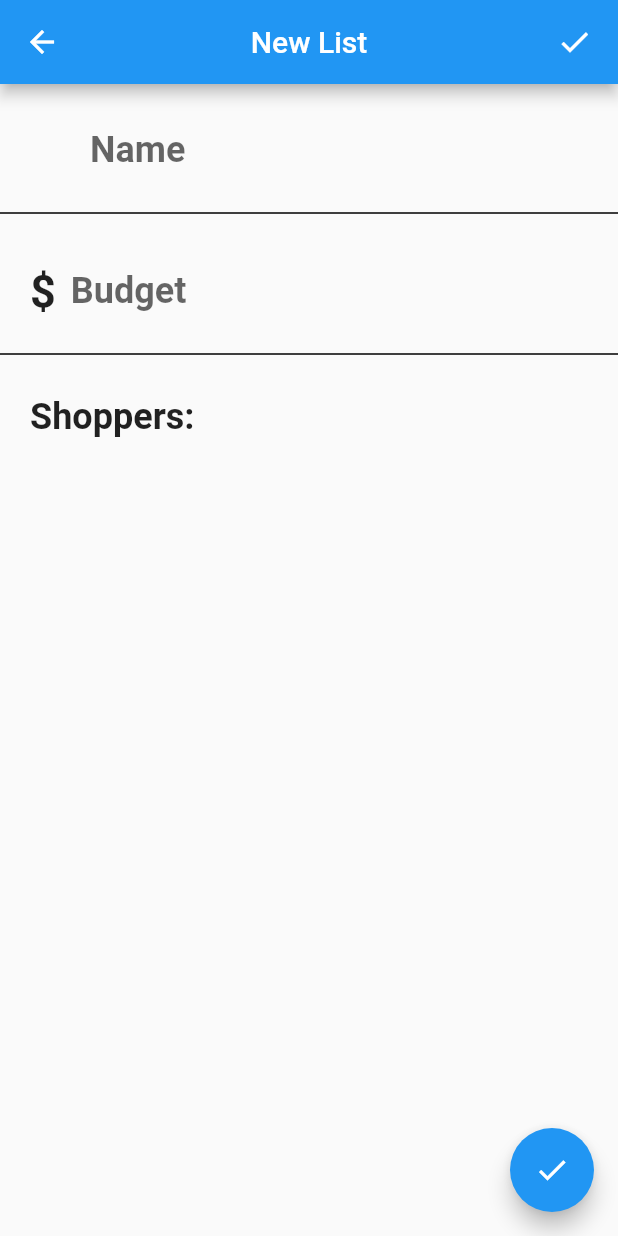
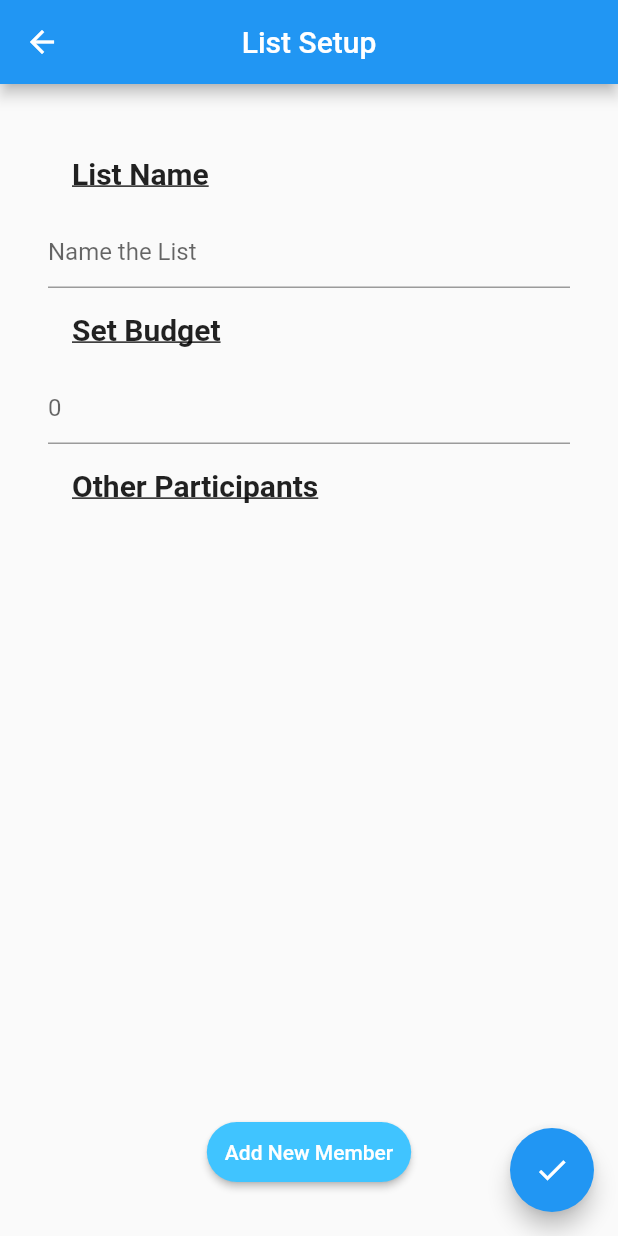
Before and after one commit to Peroshki/CSE115, a Flutter app: the ListSetup screen opened by its route, on a phone screen of 412 x 824 dp. Run offline on Flutter 3.47's test engine with Material 2 defaults, Android fonts, the phone set to English and light mode, and no system bars; our stand-ins replace cloud_firestore, firebase_auth, google_sign_in, rxdart; missing offline and left inert: device_apps, flutter_auth_buttons; accounts and stored records are empty.

Commit message:
Revert "Added globals.dart and a whole lot of bug fixes"

```diff
--- a/socialshopper/lib/friends_list.dart
+++ b/socialshopper/lib/friends_list.dart
@@ -13,17 +13,6 @@ class Friend {
       : name = data['name'],
         uid = data['uid'],
         photo = data['photo'];
-}
-
-class Arguments {
-  String uid;
-  String photoURL;
-
-  Arguments(uid, photoURL)
-  {
-    this.uid = uid;
-    this.photoURL = photoURL;
-  }
 }
 
 class Friends extends StatefulWidget {
--- a/socialshopper/lib/globals.dart
+++ /dev/null
@@ -1,88 +0,0 @@
-import 'package:cloud_firestore/cloud_firestore.dart';
-
-String userUID;
-
-class Friend {
-  Friend.fromMap(Map<dynamic, dynamic> data)
-  : name = data['name'],
-    photo = data['photo'],
-    uid = data['uid'];
-
-  String name;
-  String photo;
-  String uid;
-  Timestamp lastSeen;
-}
-
-class User {
-  User.fromSnapshot(DocumentSnapshot snapshot)
-  : displayName = snapshot['displayName'],
-    email = snapshot['email'],
-    friends = List.from(
-      snapshot['items'].map((item) => item = Friend.fromMap(item))),
-    lists = List.from(snapshot['lists']),
-    photoURL = snapshot['photoURL'],
-    uid = snapshot.documentID;
-
-  String displayName;
-  String email;
-  List<Friend> friends;
-  List<String> lists;
-  String photoURL;
-  String uid;
-}
-
-class ListUser {
-  ListUser.fromMap(Map<dynamic, dynamic> data)
-  : name = data['name'],
-    uid = data['uid'];
-
-  String name;
-  String uid;
-}
-
-// Represents an item in the shopping list
-class Item {
-  Item.fromMap(Map<dynamic, dynamic> data)
-  : name = data['name'],
-    price = data['price'] * 1.0,
-    quantity = data['quantity'],
-    users = List.from(data['users']);
-
-  String name;
-  double price;
-  int quantity;
-  List<String> users;
-}
-
-// Represents the metadata from the shopping list
-class Metadata {
-  Metadata.fromMap(Map<dynamic, dynamic> data)
-  : budget = data['budget'] * 1.0,
-    store = data['store'],
-    timeCreated = data['timeCreated'],
-    uid = data['uid'],
-    name = data['name'],
-    users = List.from(
-        data['users'].map((item) => item = ListUser.fromMap(item)));
-
-  double budget;
-  String store;
-  Timestamp timeCreated;
-  String uid;
-  String name;
-  List<ListUser> users;
-}
-
-// Represents a shopping list from Firebase
-class ShoppingList {
-  ShoppingList.fromSnapshot(DocumentSnapshot snapshot)
-  : documentID = snapshot.documentID,
-    items = List.from(
-      snapshot['items']?.map((item) => item = Item.fromMap(item))),
-    metadata = Metadata.fromMap(snapshot['metadata']);
-
-  String documentID;
-  List<Item> items;
-  Metadata metadata;
-}
--- a/socialshopper/lib/list_setup.dart
+++ b/socialshopper/lib/list_setup.dart
@@ -1,12 +1,13 @@
 import 'package:firebase_auth/firebase_auth.dart';
+import 'package:socialshopper/friends_list.dart';
+
 import 'package:uuid/uuid.dart';
 import 'package:flutter/material.dart';
 import 'package:cloud_firestore/cloud_firestore.dart';
-
+import 'package:firebase_auth/firebase_auth.dart';
+import 'menu.dart';
 import 'add_friend.dart';
-import 'globals.dart' as globals;
-import 'menu.dart';
-import 'menu.dart' as menu;
+import 'menu.dart' as globals;
 
 //Creates an instance in the database
 final databaseRef = Firestore.instance;
@@ -19,26 +20,30 @@ class Arguments {
 }
 
 // functions used to record user data -> database
-void createRecord(String listName, int budget, List<String> people, String id, List<String> ids, BuildContext context) async {
-  var users = [{'uid' : ids[0], 'name' : people[0]}];
-  for (int i = 1; i < ids.length; i++) {
-    users.add({'uid' : ids[i], 'name': people[i]});
-  }
-  //print(users);
-
+void createRecord(
+  String listName, int budget, List<String> people, String id, List<String> ids, BuildContext context) async {
   //Sets up the initial list and it's data in the database.
   await databaseRef.collection('lists').document(id.toString()).setData({
-    'items': [{}],
+    'items': [
+      {
+        'name': 'Banana',
+        'quantity': 2,
+        'price': 4,
+        'users': ['Alan', 'Omar']
+      }
+    ],
     'metadata': {
-      'uid': id, //Gets the timestamp
-      'timeCreated': DateTime.now(), // Change this. We don't need the precision of milliseconds since epoch
+      'uid': id,
+      //Gets the timestamp
+      'timeCreated': DateTime
+          .now(), // Change this. We don't need the precision of milliseconds since epoch
       'store': 'Safeway', // I don't know how to pass in the store select input
       'name': listName,
       'budget': budget,
-      'users': users
+      'users': people
     }
   });
-  menu.numList.add(id);
+  globals.numList.add(id);
 
   //Puts the list data in the list section.
   List<String> lists = [id];
@@ -108,7 +113,7 @@ class _ListSetup extends State<ListSetup> {
   Future<void> getFriends() async {
     final ref = Firestore.instance
         .collection('users')
-        .document(globals.userUID);
+        .document(ModalRoute.of(context).settings.arguments);
     DocumentSnapshot user = await ref.get();
     List<dynamic> friendsList = user.data['friends'];
     friends = friendsList;
@@ -180,263 +185,128 @@ class _ListSetup extends State<ListSetup> {
 
   @override
   Widget build(BuildContext context) {
-    //initUser();
+    initUser();
     final Uuid uuid = Uuid();
     return Scaffold(
       //Top bar of the app
       appBar: AppBar(
         centerTitle: true,
-        title: const Text('New List'),
+        title: const Text('List Setup'),
         automaticallyImplyLeading: true,
-        actions: <Widget>[
-          StreamBuilder(
-            stream: Firestore.instance.collection('users').document(globals.userUID).snapshots(),
-            builder: (context, snapshot) {
-              if (!snapshot.hasData)
-                return Text('Loading user data...');
-
-              //return Text('${snapshot.data['displayName'].toString()}');
-
-              return IconButton(
-                padding: const EdgeInsets.only(
-                    right: 10.0
-                ),
-                icon: Icon(Icons.done),
-                onPressed: () {
-                  setState(() {
-                    ids.add(globals.userUID);
-                    people.add(snapshot.data['displayName'].toString());
-                  });
-
-                  createRecord(name, budget, people,
-                      uuid.v4(), ids, context); // Instead of a random number, create a uid for the list.
-                  Navigator.of(context).pushNamed(
-                    MenuPage.tag,
-                    arguments: globals.userUID,
-                  );
-                },
-              );
-            },
-          ),
-        ],
       ),
 
-      body: Column(
-        crossAxisAlignment: CrossAxisAlignment.start,
+      body: Container(
+          padding: const EdgeInsets.all(32.0),
+          child: Center(
+            child: Column(
               children: <Widget>[
-          /// Input for list name
-          Padding(
-            padding: const EdgeInsets.only(
-              top: 30.0,
-              bottom: 20.0,
-              left: 60.0
+                ListTile(
+                  title: Text('List Name',
+                      style: TextStyle(
+                        fontWeight: FontWeight.bold,
+                        decoration: TextDecoration.underline,
+                        fontSize: 20,
+                      )),
                 ),
+
+                //Allows the user to enter the name of the list.
+                Container(
                   child: TextField(
                     onChanged: (String value) {
                       getName(value);
                     },
                     autocorrect: true,
-              decoration: InputDecoration.collapsed(
-                hintText: 'Name',
-              ),
-              style: TextStyle(
-                fontSize: 24.0,
-                fontWeight: FontWeight.w600
+                    decoration: InputDecoration(
+                      hintText: 'Name the List',
                     ),
                   ),
                 ),
 
-          Divider(
-            thickness: 1.0,
-            color: Colors.black,
+                ListTile(
+                  title: Text('Set Budget',
+                      style: TextStyle(
+                        fontWeight: FontWeight.bold,
+                        decoration: TextDecoration.underline,
+                        fontSize: 20,
+                      )),
                 ),
 
-          /// Input for budget
-          Row(
-            children: <Widget>[
-              Padding(
-                padding: const EdgeInsets.only(
-                  top: 10.0,
-                  left: 20.0
-                ),
-                child: Text(
-                  '\$',
-                  style: TextStyle(
-                    fontSize: 30.0,
-                    fontWeight: FontWeight.w600
-                  ),
-                ),
-              ),
-              Flexible(
-                child: Container(
-                  padding: const EdgeInsets.only(
-                    top: 30.0,
-                    left: 10.0,
-                    bottom: 20.0
-                  ),
-                  width: 100,
+                // Allows user to set the budget.
+                Container(
                   child: TextField(
                     keyboardType: TextInputType.number,
                     onChanged: (String value) {
-                      getName(value);
+                      getBudget(value);
                     },
-                    autocorrect: true,
-                    decoration: InputDecoration.collapsed(
-                      hintText: 'Budget',
-                    ),
-                    style: TextStyle(
-                      fontSize: 24.0,
-                      fontWeight: FontWeight.w600
-                    ),
-                  ),
-                ),
-              ),
-            ],
-          ),
-
-          Divider(
-            thickness: 1.0,
-            color: Colors.black,
-          ),
-
-          Padding(
-            padding: const EdgeInsets.only(
-              top: 20.0,
-              left: 20.0
-            ),
-            child: Text(
-              'Shoppers: ',
-              style: TextStyle(
-                  fontSize: 24.0,
-                  fontWeight: FontWeight.w600
+                    decoration: InputDecoration(
+                      hintText: '0',
                     ),
                   ),
                 ),
 
-          StreamBuilder(
-            stream: Firestore.instance.collection('users').document(globals.userUID).snapshots(),
-            builder: (context, snapshot) {
-              if (!snapshot.hasData)
-                return Text('Loading user data...');
+                ListTile(
+                  title: Text('Other Participants',
+                      style: TextStyle(
+                        fontWeight: FontWeight.bold,
+                        decoration: TextDecoration.underline,
+                        fontSize: 20,
+                      )),
+                ),
 
-              return Text('${snapshot.data['displayName'].toString()}');
+                //Displays the people in the list.
+                Expanded(
+                    child: ListView.builder(
+                  itemCount: people.length,
+                  itemBuilder: (context, int index) {
+                    return Row(
+                      textDirection: TextDirection.rtl,
+                      children: <Widget>[
+                        //Creates the button to remove participants from the list.
+                        Expanded(
+                            child: FlatButton(
+                                onPressed: () {
+                                  setState(() {
+                                    people.removeAt(index);
+                                  });
+                                  setState(() {
+                                    ids.removeAt(index);
+                                  });
                                 },
-          )
+                                child: Align(
+                                  alignment: Alignment.centerRight,
+                                  child: const Text(
+                                    'Remove',
+                                    style: TextStyle(
+                                        fontSize: 15.0, color: Colors.red),
+                                  ),
+                                ))),
+
+                        //Displays the names of the participants on screen
+                        Expanded(
+                          child: ListTile(title: Text(people[index])),
+                        ),
+                      ],
+                    );
+                  },
+                )),
+
+                //Button to add new participants to the list.
+                RaisedButton(
+                  shape: RoundedRectangleBorder(
+                    borderRadius: BorderRadius.circular(24),
+                  ),
+                  onPressed: () async {
+                    await getFriends();
+                    createAlert(context);
+                  },
+                  padding: const EdgeInsets.all(12),
+                  color: Colors.lightBlueAccent,
+                  child: Text('Add New Member',
+                      style: TextStyle(color: Colors.white)),
+                ),
               ],
             ),
-//      Container(
-//          padding: const EdgeInsets.all(32.0),
-//          child: Center(
-//            child: Column(
-//              children: <Widget>[
-//                ListTile(
-//                  title: Text('List Name',
-//                      style: TextStyle(
-//                        fontWeight: FontWeight.bold,
-//                        decoration: TextDecoration.underline,
-//                        fontSize: 20,
-//                      )),
-//                ),
-//
-//                //Allows the user to enter the name of the list.
-//                Container(
-//                  child: TextField(
-//                    onChanged: (String value) {
-//                      getName(value);
-//                    },
-//                    autocorrect: true,
-//                    decoration: InputDecoration(
-//                      hintText: 'Name the List',
-//                    ),
-//                  ),
-//                ),
-//
-//                ListTile(
-//                  title: Text('Set Budget',
-//                      style: TextStyle(
-//                        fontWeight: FontWeight.bold,
-//                        decoration: TextDecoration.underline,
-//                        fontSize: 20,
-//                      )),
-//                ),
-//
-//                // Allows user to set the budget.
-//                Container(
-//                  child: TextField(
-//                    keyboardType: TextInputType.number,
-//                    onChanged: (String value) {
-//                      getBudget(value);
-//                    },
-//                    decoration: InputDecoration(
-//                      hintText: '0',
-//                    ),
-//                  ),
-//                ),
-//
-//                ListTile(
-//                  title: Text('Other Participants',
-//                      style: TextStyle(
-//                        fontWeight: FontWeight.bold,
-//                        decoration: TextDecoration.underline,
-//                        fontSize: 20,
-//                      )),
-//                ),
-//
-//                //Displays the people in the list.
-//                Expanded(
-//                    child: ListView.builder(
-//                      itemCount: people.length,
-//                      itemBuilder: (context, int index) {
-//                        return Row(
-//                          textDirection: TextDirection.rtl,
-//                          children: <Widget>[
-//                            //Creates the button to remove participants from the list.
-//                            Expanded(
-//                                child: FlatButton(
-//                                    onPressed: () {
-//                                      setState(() {
-//                                        people.removeAt(index);
-//                                      });
-//                                      setState(() {
-//                                        ids.removeAt(index);
-//                                      });
-//                                    },
-//                                    child: Align(
-//                                      alignment: Alignment.centerRight,
-//                                      child: const Text(
-//                                        'Remove',
-//                                        style: TextStyle(
-//                                            fontSize: 15.0, color: Colors.red),
-//                                      ),
-//                                    ))),
-//
-//                            //Displays the names of the participants on screen
-//                            Expanded(
-//                              child: ListTile(title: Text(people[index])),
-//                            ),
-//                          ],
-//                        );
-//                      },
-//                    )
-//                  ),
-//
-//                //Button to add new participants to the list.
-//                RaisedButton(
-//                  shape: RoundedRectangleBorder(
-//                    borderRadius: BorderRadius.circular(24),
-//                  ),
-//                  onPressed: () async {
-//                    await getFriends();
-//                    createAlert(context);
-//                  },
-//                  padding: const EdgeInsets.all(12),
-//                  color: Colors.lightBlueAccent,
-//                  child: Text('Add New Member',
-//                      style: TextStyle(color: Colors.white)),
-//                ),
-//              ],
-//            ),
-//          )),
+          )),
       // Button to move to the next page.
       // Have it routed to main because I don't know where the list propogation is going to be held.
       floatingActionButton: FloatingActionButton(
--- a/socialshopper/lib/profile.dart
+++ b/socialshopper/lib/profile.dart
@@ -11,14 +11,15 @@ FirebaseUser user;
 
 class Profile extends StatefulWidget {
   static String tag = 'Profile';
-
-  final String uid;
-
-  // Constructor
-  Profile({Key key, @required this.uid}) : super(key: key);
-
   //@override
   _ProfileState createState() => _ProfileState();
+}
+
+class Arguments {
+  final String uid;
+  final String photoUrl;
+
+  Arguments(this.uid, this.photoUrl);
 }
 
 class _ProfileState extends State<Profile> {
@@ -61,7 +62,7 @@ class _ProfileState extends State<Profile> {
           child: StreamBuilder(
             stream: Firestore.instance
                 .collection('users')
-                .document(widget.uid)
+                .document(user.uid)
                 .snapshots(),
             builder: (context, snapshot) {
               if (!snapshot.hasData) {
@@ -118,7 +119,7 @@ class _ProfileState extends State<Profile> {
                         onPressed: () {
                           Navigator.of(context).pushNamed(
                             Friends.tag,
-                            arguments: Arguments(widget.uid, snapshot.data['photoURL']),
+                            arguments: Arguments(user.uid, user.photoUrl),
                           );
                         },
                       ),
```
Also changed, not shown: socialshopper/lib/list_views.dart (+56 -24 lines), socialshopper/lib/login_page.dart (+2 -6 lines), socialshopper/lib/menu.dart (+9 -32 lines). Lines whose indentation alone changed are shown as unchanged.
